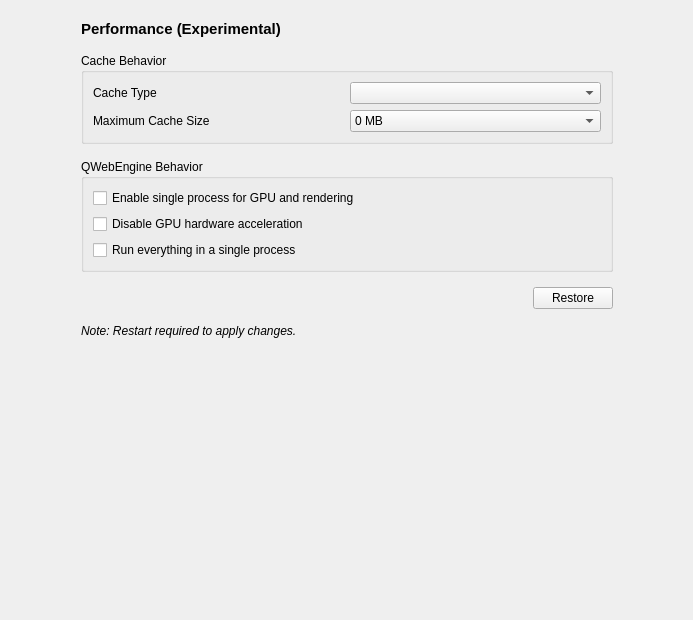
Above: zapzap/ui/ui_page_performance.ui from rafatosta/zapzap before the change. Below: the same form after it.
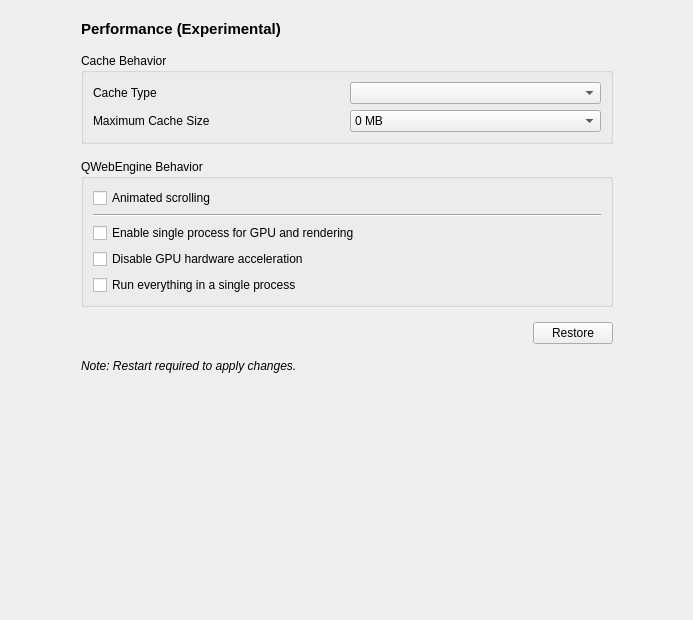
That is the form after the change.

Commit message: Disable smooth scrolling #296

```diff
--- a/zapzap/ui/ui_page_performance.ui
+++ b/zapzap/ui/ui_page_performance.ui
@@ -118,13 +118,6 @@
           </property>
           <layout class="QGridLayout" name="gridLayout">
            <item row="2" column="0">
-            <widget class="QCheckBox" name="disable_gpu">
-             <property name="text">
-              <string>Disable GPU hardware acceleration</string>
-             </property>
-            </widget>
-           </item>
-           <item row="1" column="0">
             <widget class="QCheckBox" name="in_process_gpu">
              <property name="text">
               <string>Enable single process for GPU and rendering</string>
@@ -132,12 +125,33 @@
             </widget>
            </item>
            <item row="3" column="0">
+            <widget class="QCheckBox" name="disable_gpu">
+             <property name="text">
+              <string>Disable GPU hardware acceleration</string>
+             </property>
+            </widget>
+           </item>
+           <item row="4" column="0">
             <widget class="QCheckBox" name="single_process">
              <property name="text">
               <string>Run everything in a single process</string>
              </property>
             </widget>
            </item>
+           <item row="1" column="0">
+            <widget class="Line" name="line">
+             <property name="orientation">
+              <enum>Qt::Orientation::Horizontal</enum>
+             </property>
+            </widget>
+           </item>
+           <item row="0" column="0">
+            <widget class="QCheckBox" name="scroll_animator">
+             <property name="text">
+              <string>Animated scrolling</string>
+             </property>
+            </widget>
+           </item>
           </layout>
          </widget>
         </item>
```
The commit also changes 3 other files.
